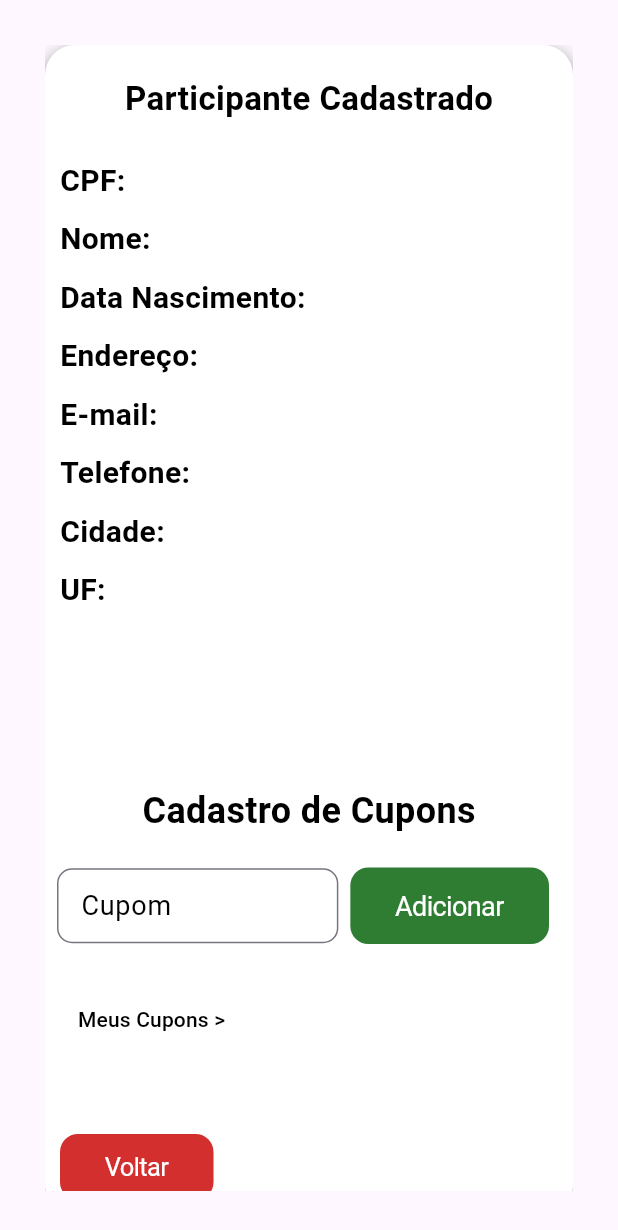
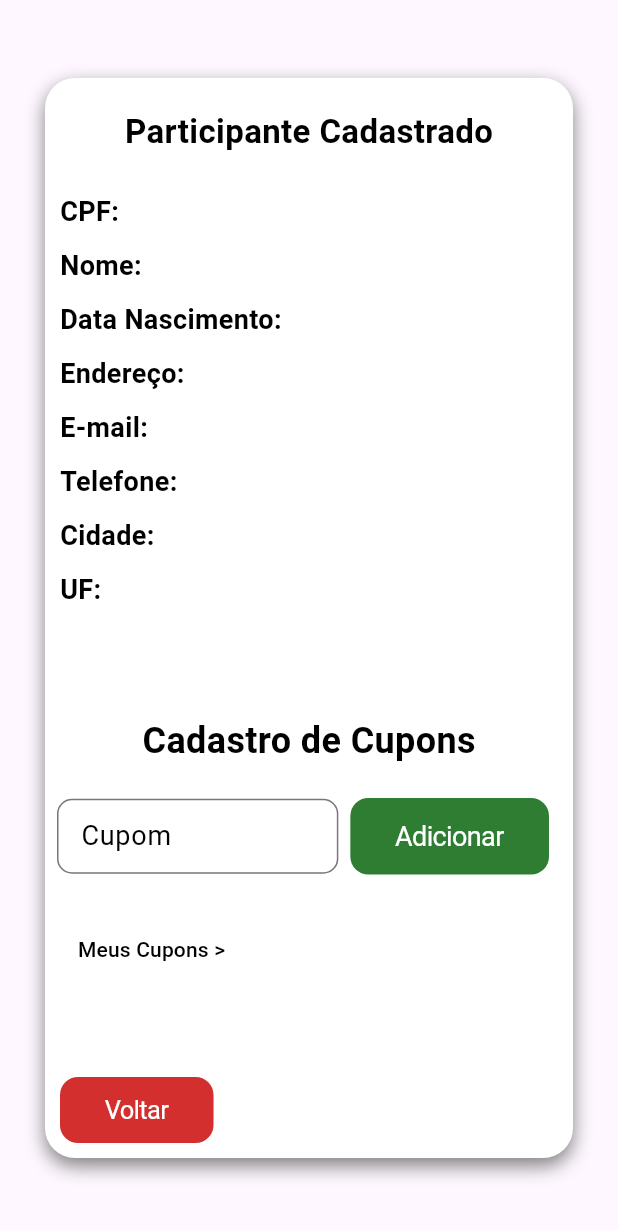
Before and after one commit to AlarconPedro/Promocoes, a Flutter app: the CadastroParticipantes widget shown alone on an empty page, opened directly with empty values, on a phone screen of 412 x 824 dp. Shown: the top 1230 px of the screen. Run offline on Flutter 3.47's test engine with Material 3 defaults, Android fonts, the phone set to English and light mode, and no system bars; our stand-ins replace dio, mask_text_input_formatter; missing offline and left inert: cpf_cnpj_validator; network calls fail.

Commit message:
corrigido problemas de funcionalidade do sistema - 2024.8.31.3

```diff
--- /dev/null
+++ b/lib/classes/formatar_texto.dart
@@ -0,0 +1,12 @@
+import 'package:flutter/services.dart';
+
+class FormatarTexto extends TextInputFormatter {
+  @override
+  TextEditingValue formatEditUpdate(
+      TextEditingValue oldValue, TextEditingValue newValue) {
+    return TextEditingValue(
+      text: newValue.text.toUpperCase(),
+      selection: newValue.selection,
+    );
+  }
+}
--- a/lib/ui/pages/cadastro_participantes.dart
+++ b/lib/ui/pages/cadastro_participantes.dart
@@ -2,6 +2,7 @@ import 'dart:convert';
 
 import 'package:flutter/cupertino.dart';
 import 'package:flutter/material.dart';
+import 'package:promocoes/classes/formatar_texto.dart';
 import 'package:promocoes/classes/funcoes_data.dart';
 import 'package:promocoes/models/cupom_model.dart';
 import 'package:promocoes/models/participante_model.dart';
@@ -101,12 +102,16 @@ class _CadastroParticipantesState extends State<CadastroParticipantes> {
       if (response.statusCode == 200) {
         setState(() {
           participanteCadastrado = true;
+          widget.participante = ParticipanteModel.fromJson(
+            json.decode(response.body),
+          );
           ScaffoldMessenger.of(context).showSnackBar(
             const SnackBar(
               content: Text('Participante cadastrado com sucesso'),
               backgroundColor: Cores.verde,
             ),
           );
+          widget.listarCupons();
           // widget.onClique();
         });
       } else {
@@ -179,7 +184,7 @@ class _CadastroParticipantesState extends State<CadastroParticipantes> {
           child: Container(
             width: 800,
             // width: largura,
-            height: 780,
+            height: 720,
             // height: altura,
             decoration: BoxDecoration(
               color: Cores.branco,
@@ -222,7 +227,7 @@ class _CadastroParticipantesState extends State<CadastroParticipantes> {
                                         'CPF: ',
                                         style: TextStyle(
                                           color: Cores.preto,
-                                          fontSize: 20,
+                                          fontSize: 18,
                                           fontWeight: FontWeight.bold,
                                         ),
                                       ),
@@ -231,7 +236,7 @@ class _CadastroParticipantesState extends State<CadastroParticipantes> {
                                             .maskText(cpfController.text),
                                         style: const TextStyle(
                                           color: Cores.preto,
-                                          fontSize: 18,
+                                          fontSize: 16,
                                         ),
                                       ),
                                     ],
@@ -248,7 +253,7 @@ class _CadastroParticipantesState extends State<CadastroParticipantes> {
                                         'Nome: ',
                                         style: TextStyle(
                                           color: Cores.preto,
-                                          fontSize: 20,
+                                          fontSize: 18,
                                           fontWeight: FontWeight.bold,
                                         ),
                                       ),
@@ -256,7 +261,7 @@ class _CadastroParticipantesState extends State<CadastroParticipantes> {
                                         nomeController.text,
                                         style: const TextStyle(
                                           color: Cores.preto,
-                                          fontSize: 18,
+                                          fontSize: 16,
                                         ),
                                       ),
                                     ],
@@ -273,7 +278,7 @@ class _CadastroParticipantesState extends State<CadastroParticipantes> {
                                         'Data Nascimento: ',
                                         style: TextStyle(
                                           color: Cores.preto,
-                                          fontSize: 20,
+                                          fontSize: 18,
                                           fontWeight: FontWeight.bold,
                                         ),
                                       ),
@@ -282,7 +287,7 @@ class _CadastroParticipantesState extends State<CadastroParticipantes> {
                                             dataNascimentoController.text),
                                         style: const TextStyle(
                                           color: Cores.preto,
-                                          fontSize: 18,
+                                          fontSize: 16,
                                         ),
                                       ),
                                     ],
@@ -297,7 +302,7 @@ class _CadastroParticipantesState extends State<CadastroParticipantes> {
                                         'Endereço: ',
                                         style: TextStyle(
                                           color: Cores.preto,
-                                          fontSize: 20,
+                                          fontSize: 18,
                                           fontWeight: FontWeight.bold,
                                         ),
                                       ),
@@ -305,7 +310,7 @@ class _CadastroParticipantesState extends State<CadastroParticipantes> {
                                         enderecoController.text,
                                         style: const TextStyle(
                                           color: Cores.preto,
-                                          fontSize: 18,
+                                          fontSize: 16,
                                         ),
                                       ),
                                     ],
@@ -321,7 +326,7 @@ class _CadastroParticipantesState extends State<CadastroParticipantes> {
                                         'E-mail: ',
                                         style: TextStyle(
                                           color: Cores.preto,
-                                          fontSize: 20,
+                                          fontSize: 18,
                                           fontWeight: FontWeight.bold,
                                         ),
                                       ),
@@ -329,7 +334,7 @@ class _CadastroParticipantesState extends State<CadastroParticipantes> {
                                         emailController.text,
                                         style: const TextStyle(
                                           color: Cores.preto,
-                                          fontSize: 18,
+                                          fontSize: 16,
                                         ),
                                       ),
                                     ],
@@ -344,7 +349,7 @@ class _CadastroParticipantesState extends State<CadastroParticipantes> {
                                         'Telefone: ',
                                         style: TextStyle(
                                           color: Cores.preto,
-                                          fontSize: 20,
+                                          fontSize: 18,
                                           fontWeight: FontWeight.bold,
                                         ),
                                       ),
@@ -353,7 +358,7 @@ class _CadastroParticipantesState extends State<CadastroParticipantes> {
                                             .maskText(telefoneController.text),
                                         style: const TextStyle(
                                           color: Cores.preto,
-                                          fontSize: 18,
+                                          fontSize: 16,
                                         ),
                                       ),
                                     ],
@@ -368,7 +373,7 @@ class _CadastroParticipantesState extends State<CadastroParticipantes> {
                                         'Cidade: ',
                                         style: TextStyle(
                                           color: Cores.preto,
-                                          fontSize: 20,
+                                          fontSize: 18,
                                           fontWeight: FontWeight.bold,
                                         ),
                                       ),
@@ -376,7 +381,7 @@ class _CadastroParticipantesState extends State<CadastroParticipantes> {
                                         cidadeController.text,
                                         style: const TextStyle(
                                           color: Cores.preto,
-                                          fontSize: 20,
+                                          fontSize: 16,
                                           fontWeight: FontWeight.bold,
                                         ),
                                       ),
@@ -392,7 +397,7 @@ class _CadastroParticipantesState extends State<CadastroParticipantes> {
                                         'UF: ',
                                         style: TextStyle(
                                           color: Cores.preto,
-                                          fontSize: 20,
+                                          fontSize: 18,
                                           fontWeight: FontWeight.bold,
                                         ),
                                       ),
@@ -400,7 +405,7 @@ class _CadastroParticipantesState extends State<CadastroParticipantes> {
                                         ufController.text,
                                         style: const TextStyle(
                                           color: Cores.preto,
-                                          fontSize: 18,
+                                          fontSize: 16,
                                         ),
                                       ),
                                     ],
@@ -527,10 +532,17 @@ class _CadastroParticipantesState extends State<CadastroParticipantes> {
                                             child: CampoFormulario(
                                               label: 'UF *',
                                               controller: ufController,
-                                              mask: MaskTextInputFormatter(
-                                                mask: '##',
-                                                filter: {'#': RegExp(r'[A-Z]')},
-                                              ),
+                                              onChanged: (value) {
+                                                if (value.length == 2) {
+                                                  ufController.text =
+                                                      value.toUpperCase();
+                                                }
+                                              },
+                                              mask: FormatarTexto(),
+                                              // mask: MaskTextInputFormatter(
+                                              //   mask: '##',
+                                              //   filter: {'#': RegExp(r'[a-z]')},
+                                              // ),
                                             ),
                                           ),
                                         ],
@@ -543,7 +555,7 @@ class _CadastroParticipantesState extends State<CadastroParticipantes> {
                                     ],
                                   ),
                                   Padding(
-                                    padding: const EdgeInsets.all(20),
+                                    padding: const EdgeInsets.all(10),
                                     child: CupertinoButton(
                                       onPressed: () {
                                         // widget.onClique();
@@ -586,16 +598,17 @@ class _CadastroParticipantesState extends State<CadastroParticipantes> {
                                 ],
                               ),
                       ),
-                SizedBox(height: 20),
-                AbsorbPointer(
+                // SizedBox(height: 5),
+                widget.participante != null
+                    ? AbsorbPointer(
                         absorbing: !participanteCadastrado,
                         child: Opacity(
                           opacity: !participanteCadastrado ? 0.5 : 1,
                           child: Column(
                             children: [
                               const Padding(
-                          padding:
-                              EdgeInsets.symmetric(vertical: 5, horizontal: 10),
+                                padding: EdgeInsets.symmetric(
+                                    vertical: 5, horizontal: 10),
                                 child: Text(
                                   'Cadastro de Cupons',
                                   style: TextStyle(
@@ -608,12 +621,15 @@ class _CadastroParticipantesState extends State<CadastroParticipantes> {
                               Padding(
                                 padding: const EdgeInsets.all(8.0),
                                 child: Row(
-                            mainAxisAlignment: MainAxisAlignment.spaceBetween,
+                                  mainAxisAlignment:
+                                      MainAxisAlignment.spaceBetween,
                                   children: [
+                                    //Definir texto como sempre Maiusculo quando digitado
                                     Expanded(
                                       child: SizedBox(
                                         height: 50,
                                         child: TextField(
+                                          inputFormatters: [FormatarTexto()],
                                           controller: cupomController,
                                           decoration: InputDecoration(
                                             labelText: "Cupom",
@@ -622,7 +638,8 @@ class _CadastroParticipantesState extends State<CadastroParticipantes> {
                                               fontSize: 18,
                                             ),
                                             border: OutlineInputBorder(
-                                        borderRadius: BorderRadius.circular(10),
+                                              borderRadius:
+                                                  BorderRadius.circular(10),
                                             ),
                                           ),
                                         ),
@@ -671,7 +688,8 @@ class _CadastroParticipantesState extends State<CadastroParticipantes> {
                             ],
                           ),
                         ),
-                ),
+                      )
+                    : const SizedBox(),
                 Row(
                   children: [
                     Padding(
```
Also changed, not shown: lib/ui/pages/cadastro_participantes_page.dart (+10 -1 lines), lib/ui/pages/listar_cupons.dart (+64 -3 lines), lib/ui/pages/meus_cupons_page.dart (+7 -0 lines), lib/ui/pages/sorteios_page.dart (+22 -4 lines). Lines whose indentation alone changed are shown as unchanged.
